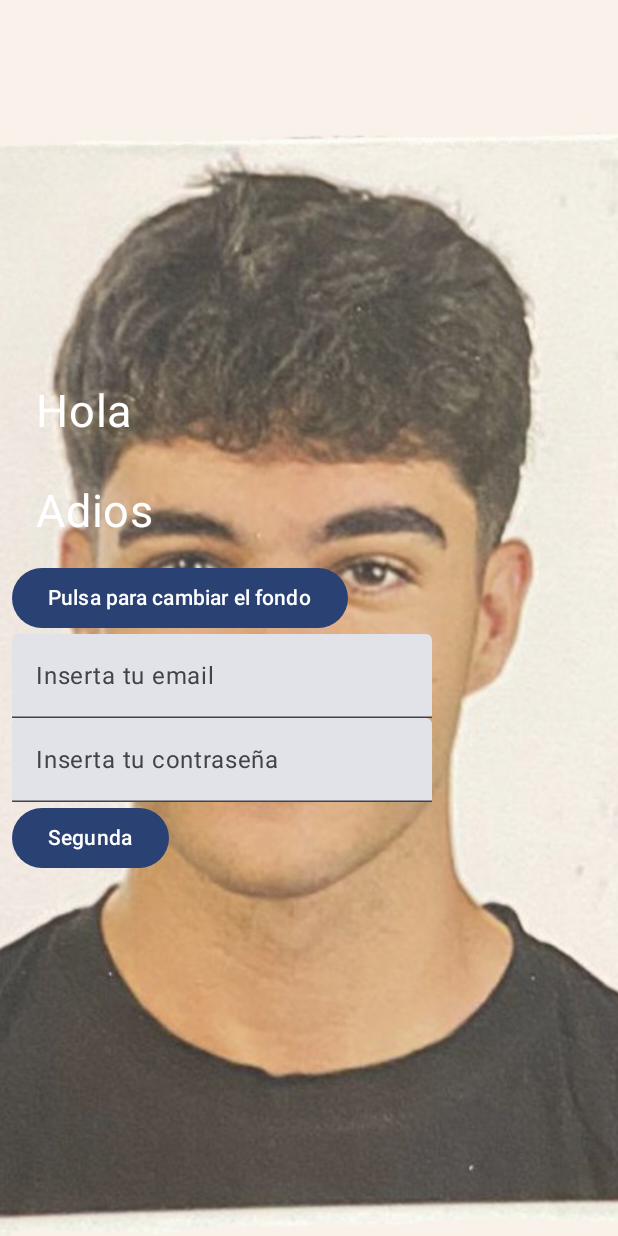
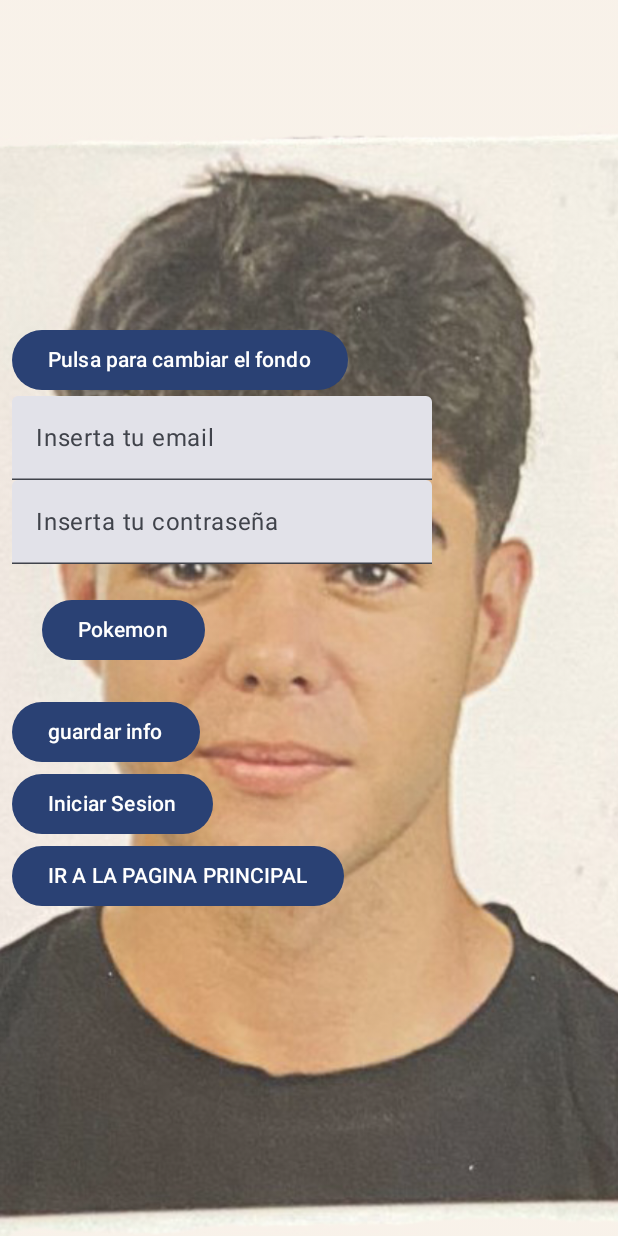
Before and after one commit to nestoralmale24/AndroidST, an Android app built with Jetpack Compose: the screen it shows after launch (MainActivity), on a phone screen of 412 x 824 dp. Run offline under Robolectric (Android 15) with nearby library versions, the phone set to English and light mode, and no system bars.

Commit message:
fifth  update

```diff
--- a/app/src/main/java/com/nst/pruebas/MainActivity.kt
+++ b/app/src/main/java/com/nst/pruebas/MainActivity.kt
@@ -1,5 +1,6 @@
 package com.nst.pruebas
 
+import android.content.Context
 import android.content.Intent
 import android.os.Bundle
 import android.widget.Toast
@@ -62,7 +63,7 @@ class MainActivity : ComponentActivity() {
 
 @OptIn(ExperimentalMaterial3Api::class)
 @Composable
-fun Greeting(name: String) {
+fun Greeting(email: String) {
 
     var fot by remember { mutableStateOf(R.drawable.c)}
     var imagenTotal = painterResource(fot)
@@ -93,21 +94,6 @@ fun Greeting(name: String) {
                 .padding(8.dp)
                 .fillMaxSize(),
         ) {
-            Text(
-                text = stringResource(R.string.hola),
-                color = Color.White,
-                modifier = Modifier.padding(15.dp),
-                fontSize = 30.sp,
-                textAlign = TextAlign.Center
-            )
-
-            Text(
-                text = stringResource(R.string.adios),
-                color = Color.White,
-                modifier = Modifier.padding(15.dp),
-                fontSize = 30.sp,
-                textAlign = TextAlign.Center
-            )
 
             Button(
                 onClick = {
@@ -132,6 +118,7 @@ fun Greeting(name: String) {
                 )
             )
 
+
             TextField(
                 value = contraseña,
                 onValueChange = {contraseña=it},
@@ -146,6 +133,24 @@ fun Greeting(name: String) {
             intent_segunda.putExtra("email",email)
             intent_segunda.putExtra("contraseña",contraseña)
 
+            val intent_pokemon = Intent(contexto, PokemonActivity:: class.java)
+            Button(onClick = {
+                contexto.startActivity(intent_pokemon)
+            }, modifier = Modifier.padding(20.dp)) {
+                Text("Pokemon")
+            }
+
+            val sp = contexto.getSharedPreferences("sharedPrefs", Context.MODE_PRIVATE)
+            val editor = sp.edit()
+
+            Button(onClick = {
+                editor.putString("email", email)
+                editor.putString("contraseña", contraseña)
+                editor.commit()
+            }) {
+                Text("guardar info")
+            }
+
 
             Button(onClick = {
                 if(email == "admin@admin.com" && contraseña == "123"){
@@ -153,7 +158,14 @@ fun Greeting(name: String) {
                 }else{ Toast.makeText(contexto, "Cosas pasan", Toast.LENGTH_LONG).show()
                 }
             }) {
-                Text("Segunda")
+                Text("Iniciar Sesion")
+            }
+
+            Button(onClick = {
+                val intent = Intent(contexto, LoginFirebase::class.java)
+                contexto.startActivity(intent)
+            }) {
+                Text("IR A LA PAGINA PRINCIPAL")
             }
         }
     }
--- a/app/src/main/res/values/strings.xml
+++ b/app/src/main/res/values/strings.xml
@@ -4,5 +4,6 @@
     <string name="adios">Adios</string>
     <string name="title_activity_segunda">segunda</string>
     <string name="title_activity_pokemon">PokemonActivity</string>
+    <string name="title_activity_login_firebase">LoginFirebase</string>
 
 </resources>
--- a/build.gradle.kts
+++ b/build.gradle.kts
@@ -1,5 +1,7 @@
 // Top-level build file where you can add configuration options common to all sub-projects/modules.
 plugins {
     id("com.android.application") version "8.1.3" apply false
+    id("com.android.library") version "7.1.2" apply false
     id("org.jetbrains.kotlin.android") version "1.8.10" apply false
+    id("com.google.gms.google-services") version "4.4.1" apply false
 }
```
Also changed, not shown: app/build.gradle.kts (+10 -0 lines), app/src/main/AndroidManifest.xml (+8 -3 lines), app/src/main/java/com/nst/pruebas/LoginFirebase.kt (added, +83 -0 lines), app/src/main/java/com/nst/pruebas/PokemonActivity.kt (+27 -2 lines), app/src/main/java/com/nst/pruebas/segunda.kt (+24 -4 lines), 1 other file.
